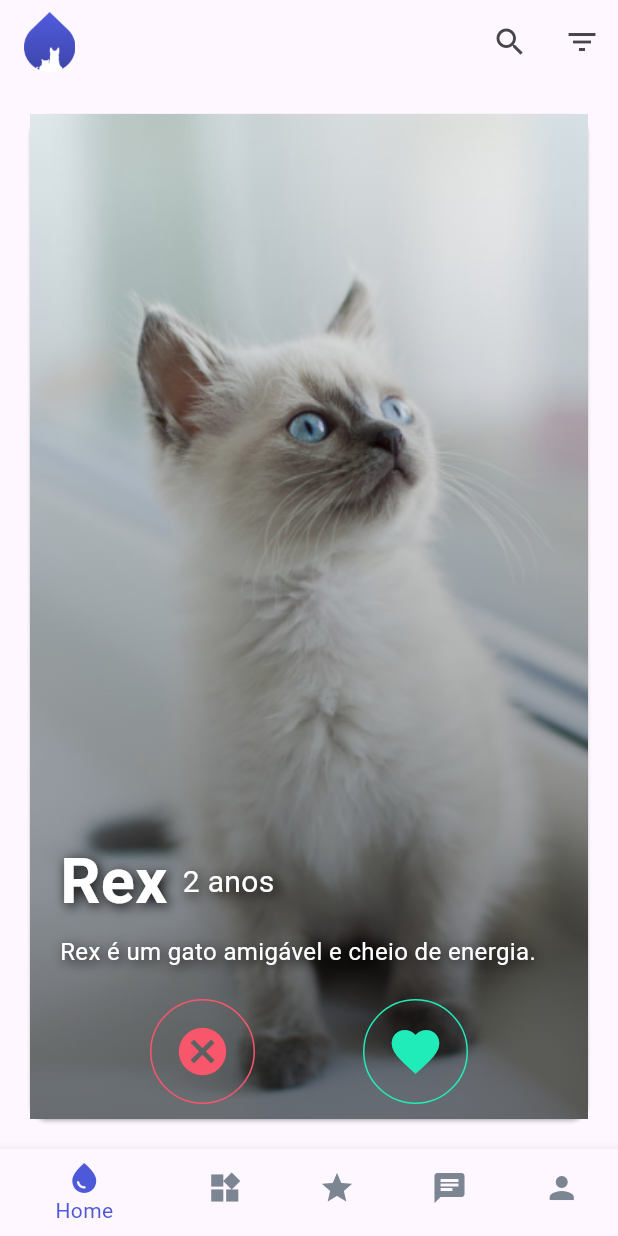
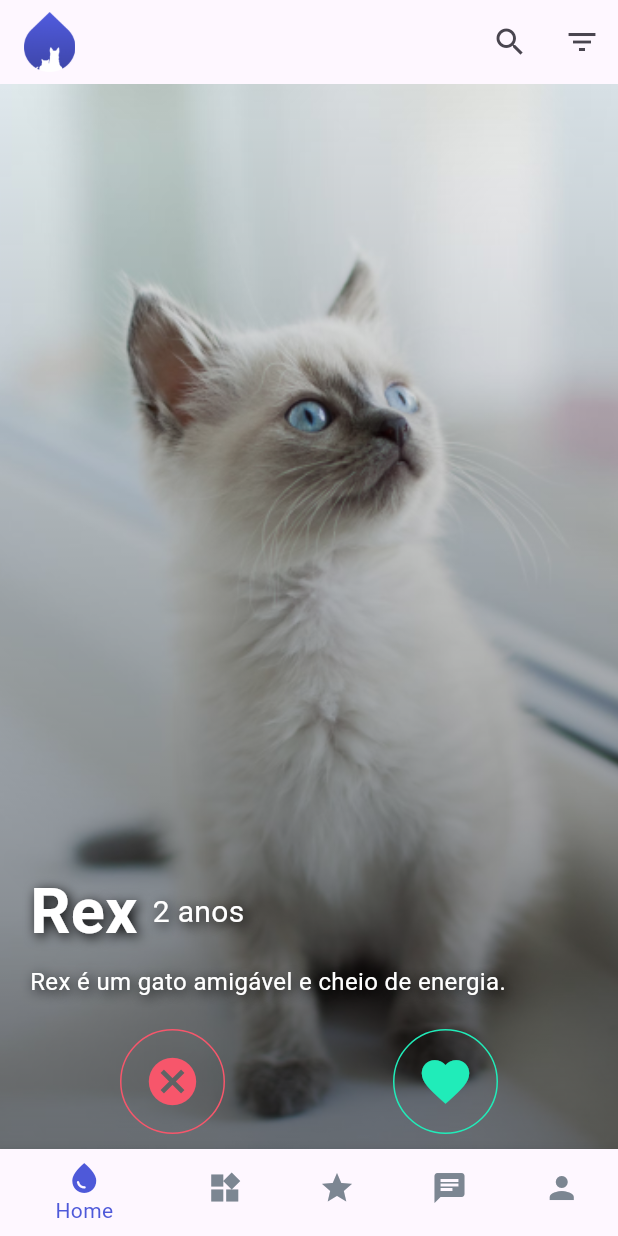
Before and after one commit to ajjss32/deu_pet, a Flutter app: the screen it shows after launch, on a phone screen of 412 x 824 dp. Run offline on Flutter 3.47's test engine with Material 3 defaults, Android fonts, the phone set to English and light mode, and no system bars; drawn by our look-alikes of flutter_card_swiper.

Commit message:
changing widht

```diff
--- a/lib/components/swipe_card.dart
+++ b/lib/components/swipe_card.dart
@@ -41,7 +41,7 @@ class _SwipeCardState extends State<SwipeCard> {
     return SafeArea(
       child: Column(
         children: [
-          Flexible(
+          Expanded(
             child: CardSwiper(
               controller: controller,
               cardsCount: _pets.length,
@@ -54,23 +54,21 @@ class _SwipeCardState extends State<SwipeCard> {
               numberOfCardsDisplayed: 1, // Exibe apenas 1 card por vez
               backCardOffset:
                   Offset.zero, // Remove o deslocamento da próxima carta
-              padding: const EdgeInsets.all(16.0),
+              padding: const EdgeInsets.all(0.0), // Removendo padding
               cardBuilder: (context, index, _, __) {
                 final pet = _pets[index];
                 return Card(
+                  margin: EdgeInsets.zero, // Remove a margem do card
                   child: Stack(
+                    fit: StackFit.expand, // Faz o Stack ocupar todo o espaço
                     children: [
                       // Imagem do pet
                       Image.asset(
                         pet['image']!,
-                        fit: BoxFit.cover,
-                        height: MediaQuery.of(context).size.height *
-                            0.9, // Ajusta o tamanho da imagem
-                        width: double.infinity,
+                        fit: BoxFit.cover, // Mantém a proporção da imagem
                       ),
                       // Sobreposição escura para dar destaque ao texto
                       Container(
-                        height: MediaQuery.of(context).size.height * 0.9,
                         decoration: BoxDecoration(
                           gradient: LinearGradient(
                             colors: [
```
